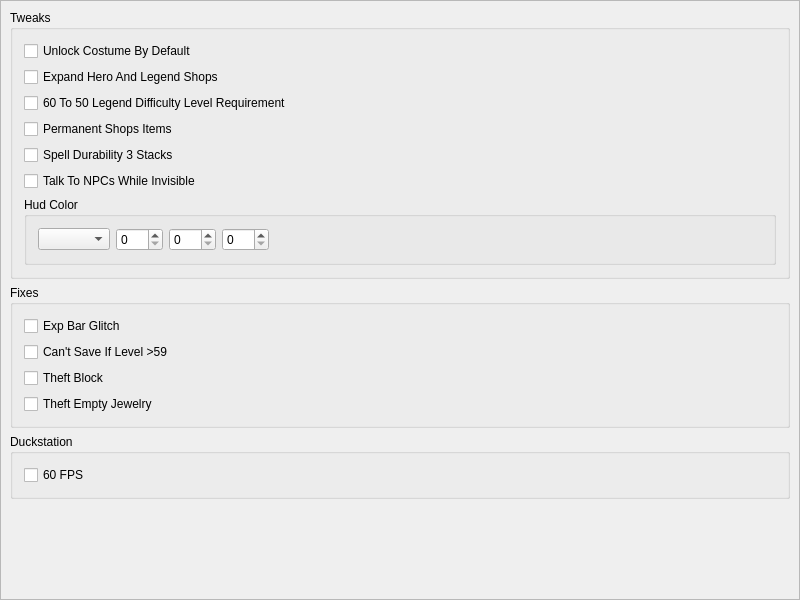
First picture: the form in src/FrontendQt/TweaksWidget.ui, repository Meos4/Darkstone-PS1-Tweaks, before the edit.
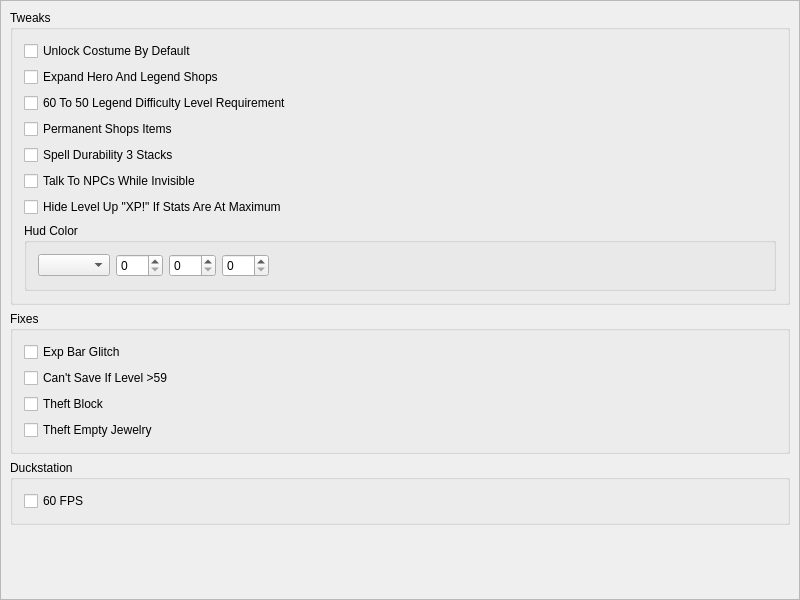
Second picture: the form after the edit.

Commit message: Add feature hide level up xp if stats are at maximum

What changed in the file:
```diff
--- a/src/FrontendQt/TweaksWidget.ui
+++ b/src/FrontendQt/TweaksWidget.ui
@@ -122,6 +122,13 @@
             </property>
            </widget>
           </item>
+          <item>
+           <widget class="QCheckBox" name="tweaksHideLevelUpXPIfStatsAreAtMaximum">
+            <property name="text">
+             <string>Hide Level Up &quot;XP!&quot; If Stats Are At Maximum</string>
+            </property>
+           </widget>
+          </item>
           <item>
            <widget class="QGroupBox" name="tweaksHudColor">
             <property name="title">
```
The commit also changes 8 other files.
